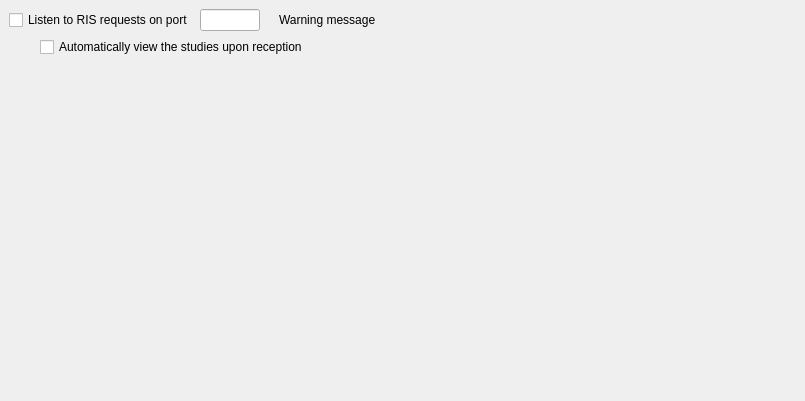
The window that PacsViewer/src/inputoutput/qlistenrisrequestsconfigurationscreenbase.ui (zyq1569/starviewer) describes before a commit, drawn with Qt 5.
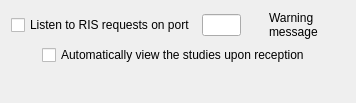
The same window after the commit. Icons and pictures are not drawn.

```diff
--- a/PacsViewer/src/inputoutput/qlistenrisrequestsconfigurationscreenbase.ui
+++ b/PacsViewer/src/inputoutput/qlistenrisrequestsconfigurationscreenbase.ui
@@ -6,74 +6,16 @@
    <rect>
     <x>0</x>
     <y>0</y>
-    <width>805</width>
-    <height>401</height>
+    <width>356</width>
+    <height>103</height>
    </rect>
   </property>
   <property name="windowTitle">
    <string>RIS Listener Configuration</string>
   </property>
-  <layout class="QGridLayout">
-   <property name="margin">
-    <number>9</number>
-   </property>
-   <property name="spacing">
-    <number>6</number>
-   </property>
-   <item row="2" column="0">
-    <spacer>
-     <property name="orientation">
-      <enum>Qt::Vertical</enum>
-     </property>
-     <property name="sizeHint" stdset="0">
-      <size>
-       <width>20</width>
-       <height>40</height>
-      </size>
-     </property>
-    </spacer>
-   </item>
-   <item row="1" column="0">
-    <layout class="QHBoxLayout">
-     <property name="spacing">
-      <number>6</number>
-     </property>
-     <property name="margin">
-      <number>0</number>
-     </property>
-     <item>
-      <spacer>
-       <property name="orientation">
-        <enum>Qt::Horizontal</enum>
-       </property>
-       <property name="sizeType">
-        <enum>QSizePolicy::Fixed</enum>
-       </property>
-       <property name="sizeHint" stdset="0">
-        <size>
-         <width>31</width>
-         <height>20</height>
-        </size>
-       </property>
-      </spacer>
-     </item>
-     <item>
-      <widget class="QCheckBox" name="m_checkBoxViewAutomaticallyStudies">
-       <property name="text">
-        <string>Automatically view the studies upon reception</string>
-       </property>
-      </widget>
-     </item>
-    </layout>
-   </item>
-   <item row="0" column="0" colspan="2">
-    <layout class="QHBoxLayout">
-     <property name="spacing">
-      <number>6</number>
-     </property>
-     <property name="margin">
-      <number>0</number>
-     </property>
+  <layout class="QVBoxLayout" name="verticalLayout">
+   <item>
+    <layout class="QHBoxLayout" name="horizontalLayout">
      <item>
       <widget class="QCheckBox" name="m_checkBoxListenRisRequests">
        <property name="text">
@@ -93,8 +35,20 @@
      </item>
      <item>
       <widget class="QLabel" name="m_RISRequestsPortWarningIcon">
-       <property name="text">
-        <string/>
+       <property name="minimumSize">
+        <size>
+         <width>16</width>
+         <height>16</height>
+        </size>
+       </property>
+       <property name="maximumSize">
+        <size>
+         <width>16</width>
+         <height>16</height>
+        </size>
+       </property>
+       <property name="styleSheet">
+        <string notr="true">image: url(:/images/icons/emblem-warning.svg);</string>
        </property>
        <property name="pixmap">
         <pixmap resource="../main/main.qrc">:/images/warningIcon.png</pixmap>
@@ -106,23 +60,68 @@
        <property name="text">
         <string>Warning message</string>
        </property>
+       <property name="wordWrap">
+        <bool>true</bool>
+       </property>
       </widget>
      </item>
+    </layout>
+   </item>
+   <item>
+    <layout class="QHBoxLayout">
+     <property name="spacing">
+      <number>6</number>
+     </property>
+     <property name="leftMargin">
+      <number>0</number>
+     </property>
+     <property name="topMargin">
+      <number>0</number>
+     </property>
+     <property name="rightMargin">
+      <number>0</number>
+     </property>
+     <property name="bottomMargin">
+      <number>0</number>
+     </property>
      <item>
       <spacer>
        <property name="orientation">
         <enum>Qt::Horizontal</enum>
        </property>
+       <property name="sizeType">
+        <enum>QSizePolicy::Fixed</enum>
+       </property>
        <property name="sizeHint" stdset="0">
         <size>
-         <width>40</width>
+         <width>31</width>
          <height>20</height>
         </size>
        </property>
       </spacer>
      </item>
+     <item>
+      <widget class="QCheckBox" name="m_checkBoxViewAutomaticallyStudies">
+       <property name="text">
+        <string>Automatically view the studies upon reception</string>
+       </property>
+      </widget>
+     </item>
     </layout>
    </item>
+   <item>
+    <spacer>
+     <property name="orientation">
+      <enum>Qt::Vertical</enum>
+     </property>
+     <property name="sizeHint" stdset="0">
+      <size>
+       <width>20</width>
+       <height>40</height>
+      </size>
+     </property>
+    </spacer>
+   </item>
   </layout>
  </widget>
  <resources>
```
Left out of the diff: 6 changed lines with no effect on the pictures.
